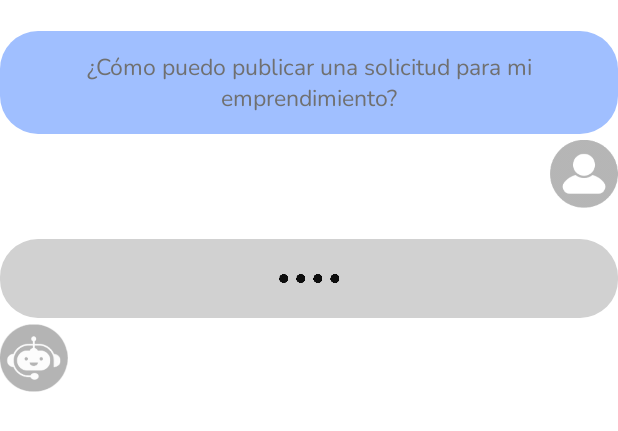
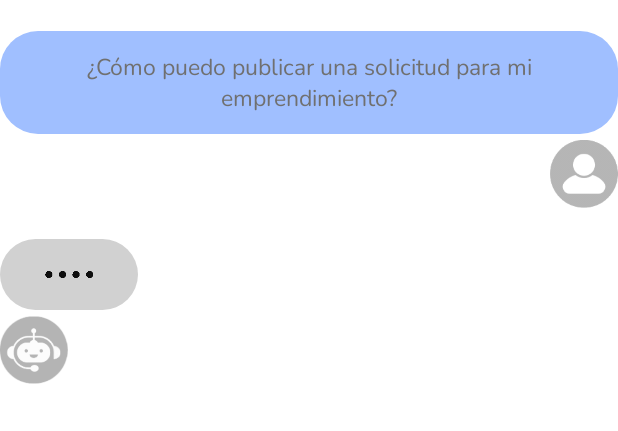
Before and after one commit to juanfrajberg/OportunidadZapata, an Android app: the layout messages_layout.xml on its own in the app's theme, with its tools: preview values and no code run, on a phone screen of 412 x 824 dp. Shown: the top 431 px of the screen. Run offline under Robolectric (Android 15) with nearby library versions, the phone set to English and light mode, and no system bars.

Commit message:
Updated AI chat

```diff
--- a/app/src/main/res/layout/message_layout.xml
+++ b/app/src/main/res/layout/messages_layout.xml
@@ -7,9 +7,10 @@
 
     <RelativeLayout
         android:id="@+id/consultas_humanmessage_relativelayout"
-        android:layout_width="match_parent"
+        android:layout_width="wrap_content"
         android:layout_height="wrap_content"
         android:layout_marginTop="@dimen/_16sdp"
+        android:layout_gravity="right"
         android:background="@drawable/homeconsultas_roundedmessageborder_background"
         android:backgroundTint="#A0BFFF"
         android:padding="@dimen/_10sdp">
@@ -40,7 +41,7 @@
 
     <RelativeLayout
         android:id="@+id/consultas_aimessage_relativelayout"
-        android:layout_width="match_parent"
+        android:layout_width="wrap_content"
         android:layout_height="wrap_content"
         android:background="@drawable/homeconsultas_roundedmessageborder_background"
         android:padding="@dimen/_10sdp">
@@ -56,8 +57,8 @@
             android:textSize="@dimen/_11ssp" />
 
         <pl.droidsonroids.gif.GifImageView
-            android:layout_width="wrap_content"
-            android:layout_height="@dimen/_20sdp"
+            android:layout_width="@dimen/_50sdp"
+            android:layout_height="@dimen/_16sdp"
             android:layout_centerInParent="true"
             android:elevation="1dp"
             android:scaleX="7"
```
Also changed, not shown: app/src/main/java/com/juanfrajberg/oportunidadzapata/ConsultasActivity.java (+22 -2 lines).
